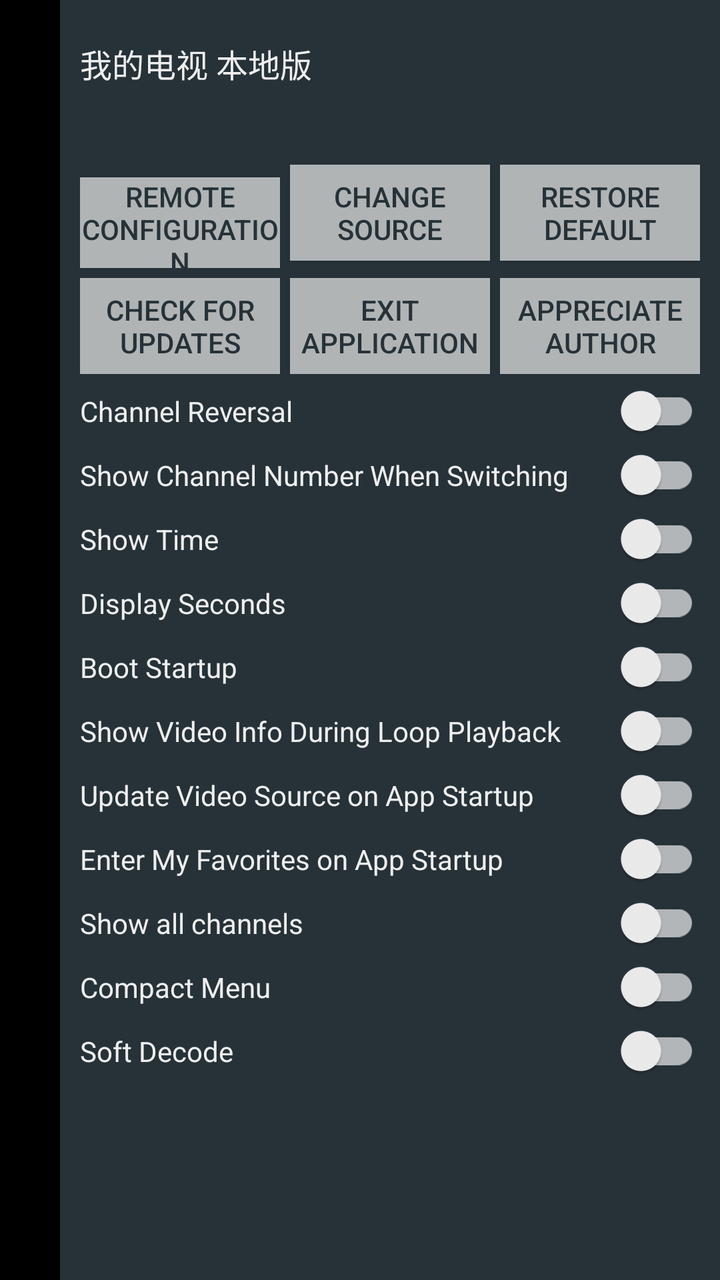
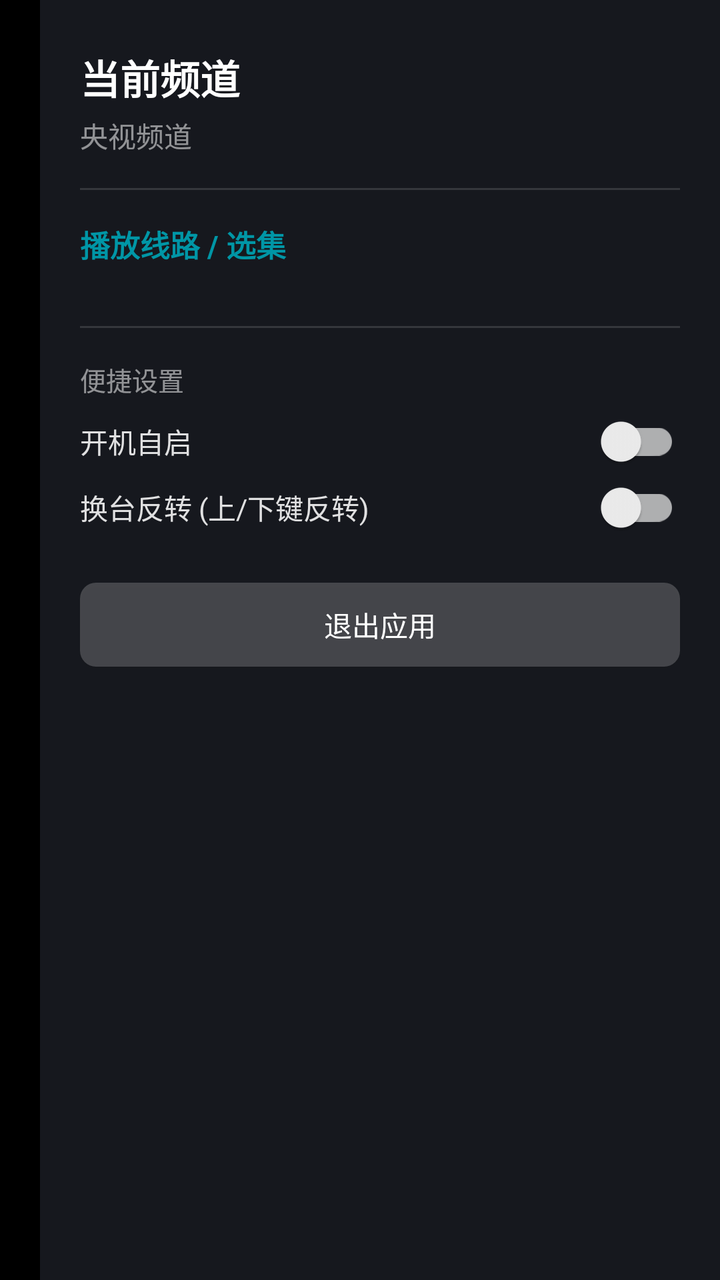

An Android layout rendered at two revisions. The XML below is the earlier revision; the diff shows what the commit changed to produce the second picture.
<!-- AndroidManifest.xml: application theme Theme.MyTV0 -->
<!-- res/layout/setting.xml -->
<?xml version="1.0" encoding="utf-8"?>
<LinearLayout xmlns:android="http://schemas.android.com/apk/res/android"
    xmlns:app="http://schemas.android.com/apk/res-auto"
    android:id="@+id/setting"
    android:layout_width="match_parent"
    android:layout_height="match_parent"
    android:clickable="true"
    android:focusable="false"
    android:gravity="end"
    >
    <ScrollView
        android:id="@+id/container"
        android:layout_width="wrap_content"
        android:layout_height="match_parent"
        android:fillViewport="true"
        >
    <LinearLayout
        android:id="@+id/content"
        android:layout_width="330dp"
        android:layout_height="wrap_content"
        android:orientation="vertical"
        android:paddingTop="20dp"
        android:paddingLeft="10dp"
        android:paddingRight="10dp"
        android:background="@color/blur"
        >
        <LinearLayout
            android:layout_width="match_parent"
            android:layout_height="wrap_content"
            android:orientation="horizontal"
            >
            <androidx.appcompat.widget.AppCompatTextView
                android:id="@+id/name"
                android:layout_width="wrap_content"
                android:layout_height="wrap_content"
                android:textColor="@color/title_blur"
                android:text="@string/app_name"
                android:textSize="16sp"
                android:layout_gravity="bottom" />
            <androidx.appcompat.widget.AppCompatTextView
                android:id="@+id/version_name"
                android:layout_width="wrap_content"
                android:layout_height="wrap_content"
                android:textColor="@color/description_blur"
                android:text=""
                android:textSize="14sp"
                android:layout_gravity="bottom"
                android:layout_marginStart="8dp" />
        </LinearLayout>

        <androidx.appcompat.widget.AppCompatTextView
            android:id="@+id/version"
            android:layout_width="wrap_content"
            android:layout_height="wrap_content"
            android:layout_marginTop="10dp"
            android:layout_marginBottom="10dp"
            android:textColor="@color/title_blur"
            android:text=""
            android:textSize="14sp"
            />

        <LinearLayout
            android:layout_width="match_parent"
            android:layout_height="wrap_content"
            android:orientation="horizontal"
            >
            <androidx.appcompat.widget.AppCompatButton
                android:id="@+id/remote_settings"
                android:layout_width="100dp"
                android:layout_height="wrap_content"
                android:background="@color/description_blur"
                android:textColor="@color/blur"
                android:layout_marginEnd="5dp"
                android:textSize="14sp"
                android:text="@string/server" />
            <androidx.appcompat.widget.AppCompatButton
                android:id="@+id/confirm_config"
                android:layout_width="100dp"
                android:layout_height="wrap_content"
                android:background="@color/description_blur"
                android:textColor="@color/blur"
                android:layout_marginEnd="5dp"
                android:textSize="14sp"
                android:text="@string/channels" />
            <androidx.appcompat.widget.AppCompatButton
                android:id="@+id/clear"
                android:layout_width="100dp"
                android:layout_height="wrap_content"
                android:background="@color/description_blur"
                android:textColor="@color/blur"
                android:layout_marginEnd="5dp"
                android:text="@string/clear"
                android:textSize="14sp"
                />
        </LinearLayout>

        <LinearLayout
            android:layout_width="match_parent"
            android:layout_height="wrap_content"
            android:layout_marginTop="5dp"
            android:orientation="horizontal"
            >
            <androidx.appcompat.widget.AppCompatButton
                android:id="@+id/check_version"
                android:layout_width="100dp"
                android:layout_height="wrap_content"
                android:background="@color/description_blur"
                android:textColor="@color/blur"
                android:layout_marginEnd="5dp"
                android:textSize="14sp"
                android:text="@string/check_version"
                />
            <androidx.appcompat.widget.AppCompatButton
                android:id="@+id/exit"
                android:layout_width="100dp"
                android:layout_height="wrap_content"
                android:background="@color/description_blur"
                android:textColor="@color/blur"
                android:layout_marginEnd="5dp"
                android:text="@string/exit"
                android:textSize="14sp"
                />
            <androidx.appcompat.widget.AppCompatButton
                android:id="@+id/appreciate"
                android:layout_width="100dp"
                android:layout_height="wrap_content"
                android:background="@color/description_blur"
                android:textColor="@color/blur"
                android:layout_marginEnd="5dp"
                android:text="@string/appreciate"
                android:textSize="14sp"
                />
        </LinearLayout>

        <androidx.appcompat.widget.SwitchCompat
            android:id="@+id/switch_channel_reversal"
            android:text="@string/title_channel_reversal"
            android:textColor="@color/title_blur"
            android:textSize="14sp"
            android:layout_marginTop="5dp"
            android:layout_width="match_parent"
            android:layout_height="wrap_content"
            app:thumbTint="@color/switch_thumb_color"
            app:trackTint="@color/switch_track_color"
            />
        <androidx.appcompat.widget.SwitchCompat
            android:id="@+id/switch_channel_num"
            android:text="@string/title_channel_num"
            android:textColor="@color/title_blur"
            android:textSize="14sp"
            android:layout_marginTop="5dp"
            android:layout_width="match_parent"
            android:layout_height="wrap_content"
            app:thumbTint="@color/switch_thumb_color"
            app:trackTint="@color/switch_track_color"
            />
        <androidx.appcompat.widget.SwitchCompat
            android:id="@+id/switch_time"
            android:text="@string/title_time"
            android:textColor="@color/title_blur"
            android:textSize="14sp"
            android:layout_marginTop="5dp"
            android:layout_width="match_parent"
            android:layout_height="wrap_content"
            app:thumbTint="@color/switch_thumb_color"
            app:trackTint="@color/switch_track_color"
            />
        <androidx.appcompat.widget.SwitchCompat
            android:id="@+id/switch_display_seconds"
            android:text="@string/display_seconds"
            android:textColor="@color/title_blur"
            android:textSize="14sp"
            android:layout_marginTop="5dp"
            android:layout_width="match_parent"
            android:layout_height="wrap_content"
            app:thumbTint="@color/switch_thumb_color"
            app:trackTint="@color/switch_track_color"
            />
        <androidx.appcompat.widget.SwitchCompat
            android:id="@+id/switch_boot_startup"
            android:text="@string/title_boot_startup"
            android:textColor="@color/title_blur"
            android:layout_marginTop="5dp"
            android:textSize="14sp"
            android:layout_width="match_parent"
            android:layout_height="wrap_content"
            app:thumbTint="@color/switch_thumb_color"
            app:trackTint="@color/switch_track_color"
            />
        <androidx.appcompat.widget.SwitchCompat
            android:id="@+id/switch_repeat_info"
            android:text="@string/title_repeat_info"
            android:textColor="@color/title_blur"
            android:textSize="14sp"
            android:layout_marginTop="5dp"
            android:layout_width="match_parent"
            android:layout_height="wrap_content"
            app:thumbTint="@color/switch_thumb_color"
            app:trackTint="@color/switch_track_color"
            />
        <androidx.appcompat.widget.SwitchCompat
            android:id="@+id/switch_config_auto_load"
            android:text="@string/title_config_auto_load"
            android:textColor="@color/title_blur"
            android:textSize="14sp"
            android:layout_marginTop="5dp"
            android:layout_width="match_parent"
            android:layout_height="wrap_content"
            app:thumbTint="@color/switch_thumb_color"
            app:trackTint="@color/switch_track_color"
            />
        <androidx.appcompat.widget.SwitchCompat
            android:id="@+id/switch_default_like"
            android:text="@string/title_default_like"
            android:textColor="@color/title_blur"
            android:textSize="14sp"
            android:layout_marginTop="5dp"
            android:layout_width="match_parent"
            android:layout_height="wrap_content"
            app:thumbTint="@color/switch_thumb_color"
            app:trackTint="@color/switch_track_color"
            />
        <androidx.appcompat.widget.SwitchCompat
            android:id="@+id/switch_show_all_channels"
            android:text="@string/show_all_channels"
            android:textColor="@color/title_blur"
            android:textSize="14sp"
            android:layout_marginTop="5dp"
            android:layout_width="match_parent"
            android:layout_height="wrap_content"
            app:thumbTint="@color/switch_thumb_color"
            app:trackTint="@color/switch_track_color"
            />
        <androidx.appcompat.widget.SwitchCompat
            android:id="@+id/switch_compact_menu"
            android:text="@string/compact_menu"
            android:textColor="@color/title_blur"
            android:textSize="14sp"
            android:layout_marginTop="5dp"
            android:layout_width="match_parent"
            android:layout_height="wrap_content"
            app:thumbTint="@color/switch_thumb_color"
            app:trackTint="@color/switch_track_color"
            />
        <androidx.appcompat.widget.SwitchCompat
            android:id="@+id/switch_soft_decode"
            android:text="@string/soft_decode"
            android:textColor="@color/title_blur"
            android:textSize="14sp"
            android:layout_marginTop="5dp"
            android:layout_width="match_parent"
            android:layout_height="wrap_content"
            app:thumbTint="@color/switch_thumb_color"
            app:trackTint="@color/switch_track_color"
            />
    </LinearLayout>
    </ScrollView>
</LinearLayout>
<!-- resources referenced by this layout -->
<resources>
  <color name="blur">#FF263238</color>
  <color name="description_blur">#B3EEEEEE</color>
  <color name="title_blur">#FFEEEEEE</color>
  <string name="app_name">我的电视 本地版</string>
  <string name="appreciate">Appreciate Author</string>
  <string name="channels">Change Source</string>
  <string name="check_version">Check for Updates</string>
  <string name="clear">Restore Default</string>
  <string name="compact_menu">Compact Menu</string>
  <string name="display_seconds">Display Seconds</string>
  <string name="exit">Exit Application</string>
  <string name="server">Remote Configuration</string>
  <string name="show_all_channels">Show all channels</string>
  <string name="soft_decode">Soft Decode</string>
  <string name="title_boot_startup">Boot Startup</string>
  <string name="title_channel_num">Show Channel Number When Switching</string>
  <string name="title_channel_reversal">Channel Reversal</string>
  <string name="title_config_auto_load">Update Video Source on App Startup</string>
  <string name="title_default_like">Enter My Favorites on App Startup</string>
  <string name="title_repeat_info">Show Video Info During Loop Playback</string>
  <string name="title_time">Show Time</string>
  <style name="Theme.MyTV0" parent="@style/Theme.AppCompat.NoActionBar">
          <item name="windowNoTitle">true</item>
          <item name="android:windowNoTitle">true</item>
          <item name="android:windowBackground">@color/black</item>
          <item name="android:colorBackground">@color/black</item>
          <item name="android:windowDisablePreview">true</item>
      </style>
  <color name="black">#000</color>
</resources>

<!-- the commit's change to res/layout/setting.xml (unified diff, before → after) -->
@@ -6,253 +6,118 @@
     android:layout_height="match_parent"
     android:clickable="true"
     android:focusable="false"
-    android:gravity="end"
-    >
+    android:gravity="end">
+
     <ScrollView
         android:id="@+id/container"
-        android:layout_width="wrap_content"
+        android:layout_width="340dp"
         android:layout_height="match_parent"
-        android:fillViewport="true"
-        >
-    <LinearLayout
-        android:id="@+id/content"
-        android:layout_width="330dp"
-        android:layout_height="wrap_content"
-        android:orientation="vertical"
-        android:paddingTop="20dp"
-        android:paddingLeft="10dp"
-        android:paddingRight="10dp"
-        android:background="@color/blur"
-        >
+        android:background="#F0181A20"
+        android:fillViewport="true">
+
         <LinearLayout
+            android:id="@+id/content"
             android:layout_width="match_parent"
             android:layout_height="wrap_content"
-            android:orientation="horizontal"
-            >
-            <androidx.appcompat.widget.AppCompatTextView
-                android:id="@+id/name"
-                android:layout_width="wrap_content"
+            android:orientation="vertical"
+            android:paddingStart="20dp"
+            android:paddingTop="24dp"
+            android:paddingEnd="20dp"
+            android:paddingBottom="24dp">
+
+            
+            <TextView
+                android:id="@+id/channel_title"
+                android:layout_width="match_parent"
                 android:layout_height="wrap_content"
-                android:textColor="@color/title_blur"
-                android:text="@string/app_name"
-                android:textSize="16sp"
-                android:layout_gravity="bottom" />
-            <androidx.appcompat.widget.AppCompatTextView
-                android:id="@+id/version_name"
-                android:layout_width="wrap_content"
+                android:text="当前频道"
+                android:textColor="#FFFFFF"
+                android:textSize="20sp"
+                android:textStyle="bold" />
+
+            <TextView
+                android:id="@+id/channel_group"
+                android:layout_width="match_parent"
                 android:layout_height="wrap_content"
-                android:textColor="@color/description_blur"
-                android:text=""
+                android:layout_marginTop="4dp"
+                android:text="央视频道"
+                android:textColor="#88FFFFFF"
+                android:textSize="14sp" />
+
+            
+            <View
+                android:layout_width="match_parent"
+                android:layout_height="1dp"
+                android:layout_marginTop="16dp"
+                android:layout_marginBottom="16dp"
+                android:background="#22FFFFFF" />
+
+            
+            <TextView
+                android:id="@+id/source_section_title"
+                android:layout_width="match_parent"
+                android:layout_height="wrap_content"
+                android:text="播放线路 / 选集"
+                android:textColor="@color/focus"
+                android:textSize="15sp"
+                android:textStyle="bold" />
+
+            
+            <LinearLayout
+                android:id="@+id/source_list_container"
+                android:layout_width="match_parent"
+                android:layout_height="wrap_content"
+                android:layout_marginTop="10dp"
+                android:orientation="vertical" />
+
+            
+            <View
+                android:layout_width="match_parent"
+                android:layout_height="1dp"
+                android:layout_marginTop="20dp"
+                android:layout_marginBottom="16dp"
+                android:background="#22FFFFFF" />
+
+            
+            <TextView
+                android:layout_width="match_parent"
+                android:layout_height="wrap_content"
+                android:text="便捷设置"
+                android:textColor="#88FFFFFF"
+                android:textSize="13sp" />
+
+            <androidx.appcompat.widget.SwitchCompat
+                android:id="@+id/switch_boot_startup"
+                android:layout_width="match_parent"
+                android:layout_height="wrap_content"
+                android:layout_marginTop="8dp"
+                android:text="开机自启"
+                android:textColor="#DDFFFFFF"
                 android:textSize="14sp"
-                android:layout_gravity="bottom"
-                android:layout_marginStart="8dp" />
+                app:thumbTint="@color/switch_thumb_color"
+                app:trackTint="@color/switch_track_color" />
+
+            <androidx.appcompat.widget.SwitchCompat
+                android:id="@+id/switch_channel_reversal"
+                android:layout_width="match_parent"
+                android:layout_height="wrap_content"
+                android:layout_marginTop="6dp"
+                android:text="换台反转 (上/下键反转)"
+                android:textColor="#DDFFFFFF"
+                android:textSize="14sp"
+                app:thumbTint="@color/switch_thumb_color"
+                app:trackTint="@color/switch_track_color" />
+
+            <Button
+                android:id="@+id/btn_exit"
+                android:layout_width="match_parent"
+                android:layout_height="42dp"
+                android:layout_marginTop="24dp"
+                android:background="@drawable/button_background"
+                android:text="退出应用"
+                android:textColor="#FFFFFF"
+                android:textSize="14sp" />
+
         </LinearLayout>
-
-        <androidx.appcompat.widget.AppCompatTextView
-            android:id="@+id/version"
-            android:layout_width="wrap_content"
-            android:layout_height="wrap_content"
-            android:layout_marginTop="10dp"
-            android:layout_marginBottom="10dp"
-            android:textColor="@color/title_blur"
-            android:text=""
-            android:textSize="14sp"
-            />
-
-        <LinearLayout
-            android:layout_width="match_parent"
-            android:layout_height="wrap_content"
-            android:orientation="horizontal"
-            >
-            <androidx.appcompat.widget.AppCompatButton
-                android:id="@+id/remote_settings"
-                android:layout_width="100dp"
-                android:layout_height="wrap_content"
-                android:background="@color/description_blur"
-                android:textColor="@color/blur"
-                android:layout_marginEnd="5dp"
-                android:textSize="14sp"
-                android:text="@string/server" />
-            <androidx.appcompat.widget.AppCompatButton
-                android:id="@+id/confirm_config"
-                android:layout_width="100dp"
-                android:layout_height="wrap_content"
-                android:background="@color/description_blur"
-                android:textColor="@color/blur"
-                android:layout_marginEnd="5dp"
-                android:textSize="14sp"
-                android:text="@string/channels" />
-            <androidx.appcompat.widget.AppCompatButton
-                android:id="@+id/clear"
-                android:layout_width="100dp"
-                android:layout_height="wrap_content"
-                android:background="@color/description_blur"
-                android:textColor="@color/blur"
-                android:layout_marginEnd="5dp"
-                android:text="@string/clear"
-                android:textSize="14sp"
-                />
-        </LinearLayout>
-
-        <LinearLayout
-            android:layout_width="match_parent"
-            android:layout_height="wrap_content"
-            android:layout_marginTop="5dp"
-            android:orientation="horizontal"
-            >
-            <androidx.appcompat.widget.AppCompatButton
-                android:id="@+id/check_version"
-                android:layout_width="100dp"
-                android:layout_height="wrap_content"
-                android:background="@color/description_blur"
-                android:textColor="@color/blur"
-                android:layout_marginEnd="5dp"
-                android:textSize="14sp"
-                android:text="@string/check_version"
-                />
-            <androidx.appcompat.widget.AppCompatButton
-                android:id="@+id/exit"
-                android:layout_width="100dp"
-                android:layout_height="wrap_content"
-                android:background="@color/description_blur"
-                android:textColor="@color/blur"
-                android:layout_marginEnd="5dp"
-                android:text="@string/exit"
-                android:textSize="14sp"
-                />
-            <androidx.appcompat.widget.AppCompatButton
-                android:id="@+id/appreciate"
-                android:layout_width="100dp"
-                android:layout_height="wrap_content"
-                android:background="@color/description_blur"
-                android:textColor="@color/blur"
-                android:layout_marginEnd="5dp"
-                android:text="@string/appreciate"
-                android:textSize="14sp"
-                />
-        </LinearLayout>
-
-        <androidx.appcompat.widget.SwitchCompat
-            android:id="@+id/switch_channel_reversal"
-            android:text="@string/title_channel_reversal"
-            android:textColor="@color/title_blur"
-            android:textSize="14sp"
-            android:layout_marginTop="5dp"
-            android:layout_width="match_parent"
-            android:layout_height="wrap_content"
-            app:thumbTint="@color/switch_thumb_color"
-            app:trackTint="@color/switch_track_color"
-            />
-        <androidx.appcompat.widget.SwitchCompat
-            android:id="@+id/switch_channel_num"
-            android:text="@string/title_channel_num"
-            android:textColor="@color/title_blur"
-            android:textSize="14sp"
-            android:layout_marginTop="5dp"
-            android:layout_width="match_parent"
-            android:layout_height="wrap_content"
-            app:thumbTint="@color/switch_thumb_color"
-            app:trackTint="@color/switch_track_color"
-            />
-        <androidx.appcompat.widget.SwitchCompat
-            android:id="@+id/switch_time"
-            android:text="@string/title_time"
-            android:textColor="@color/title_blur"
-            android:textSize="14sp"
-            android:layout_marginTop="5dp"
-            android:layout_width="match_parent"
-            android:layout_height="wrap_content"
-            app:thumbTint="@color/switch_thumb_color"
-            app:trackTint="@color/switch_track_color"
-            />
-        <androidx.appcompat.widget.SwitchCompat
-            android:id="@+id/switch_display_seconds"
-            android:text="@string/display_seconds"
-            android:textColor="@color/title_blur"
-            android:textSize="14sp"
-            android:layout_marginTop="5dp"
-            android:layout_width="match_parent"
-            android:layout_height="wrap_content"
-            app:thumbTint="@color/switch_thumb_color"
-            app:trackTint="@color/switch_track_color"
-            />
-        <androidx.appcompat.widget.SwitchCompat
-            android:id="@+id/switch_boot_startup"
-            android:text="@string/title_boot_startup"
-            android:textColor="@color/title_blur"
-            android:layout_marginTop="5dp"
-            android:textSize="14sp"
-            android:layout_width="match_parent"
-            android:layout_height="wrap_content"
-            app:thumbTint="@color/switch_thumb_color"
-            app:trackTint="@color/switch_track_color"
-            />
-        <androidx.appcompat.widget.SwitchCompat
-            android:id="@+id/switch_repeat_info"
-            android:text="@string/title_repeat_info"
-            android:textColor="@color/title_blur"
-            android:textSize="14sp"
-            android:layout_marginTop="5dp"
-            android:layout_width="match_parent"
-            android:layout_height="wrap_content"
-            app:thumbTint="@color/switch_thumb_color"
-            app:trackTint="@color/switch_track_color"
-            />
-        <androidx.appcompat.widget.SwitchCompat
-            android:id="@+id/switch_config_auto_load"
-            android:text="@string/title_config_auto_load"
-            android:textColor="@color/title_blur"
-            android:textSize="14sp"
-            android:layout_marginTop="5dp"
-            android:layout_width="match_parent"
-            android:layout_height="wrap_content"
-            app:thumbTint="@color/switch_thumb_color"
-            app:trackTint="@color/switch_track_color"
-            />
-        <androidx.appcompat.widget.SwitchCompat
-            android:id="@+id/switch_default_like"
-            android:text="@string/title_default_like"
-            android:textColor="@color/title_blur"
-            android:textSize="14sp"
-            android:layout_marginTop="5dp"
-            android:layout_width="match_parent"
-            android:layout_height="wrap_content"
-            app:thumbTint="@color/switch_thumb_color"
-            app:trackTint="@color/switch_track_color"
-            />
-        <androidx.appcompat.widget.SwitchCompat
-            android:id="@+id/switch_show_all_channels"
-            android:text="@string/show_all_channels"
-            android:textColor="@color/title_blur"
-            android:textSize="14sp"
-            android:layout_marginTop="5dp"
-            android:layout_width="match_parent"
-            android:layout_height="wrap_content"
-            app:thumbTint="@color/switch_thumb_color"
-            app:trackTint="@color/switch_track_color"
-            />
-        <androidx.appcompat.widget.SwitchCompat
-            android:id="@+id/switch_compact_menu"
-            android:text="@string/compact_menu"
-            android:textColor="@color/title_blur"
-            android:textSize="14sp"
-            android:layout_marginTop="5dp"
-            android:layout_width="match_parent"
-            android:layout_height="wrap_content"
-            app:thumbTint="@color/switch_thumb_color"
-            app:trackTint="@color/switch_track_color"
-            />
-        <androidx.appcompat.widget.SwitchCompat
-            android:id="@+id/switch_soft_decode"
-            android:text="@string/soft_decode"
-            android:textColor="@color/title_blur"
-            android:textSize="14sp"
-            android:layout_marginTop="5dp"
-            android:layout_width="match_parent"
-            android:layout_height="wrap_content"
-            app:thumbTint="@color/switch_thumb_color"
-            app:trackTint="@color/switch_track_color"
-            />
-    </LinearLayout>
     </ScrollView>
 </LinearLayout>
<!-- resource entries referenced after the edit -->
@@ -1,26 +1,22 @@
 <!-- resources referenced by this layout -->
 <resources>
-  <color name="blur">#FF263238</color>
-  <color name="description_blur">#B3EEEEEE</color>
-  <color name="title_blur">#FFEEEEEE</color>
-  <string name="app_name">我的电视 本地版</string>
-  <string name="appreciate">Appreciate Author</string>
-  <string name="channels">Change Source</string>
-  <string name="check_version">Check for Updates</string>
-  <string name="clear">Restore Default</string>
-  <string name="compact_menu">Compact Menu</string>
-  <string name="display_seconds">Display Seconds</string>
-  <string name="exit">Exit Application</string>
-  <string name="server">Remote Configuration</string>
-  <string name="show_all_channels">Show all channels</string>
-  <string name="soft_decode">Soft Decode</string>
-  <string name="title_boot_startup">Boot Startup</string>
-  <string name="title_channel_num">Show Channel Number When Switching</string>
-  <string name="title_channel_reversal">Channel Reversal</string>
-  <string name="title_config_auto_load">Update Video Source on App Startup</string>
-  <string name="title_default_like">Enter My Favorites on App Startup</string>
-  <string name="title_repeat_info">Show Video Info During Loop Playback</string>
-  <string name="title_time">Show Time</string>
+  <color name="focus">#0096A6</color>
+  <!-- drawable button_background (drawable) -->
+  <?xml version="1.0" encoding="utf-8"?>
+  <selector xmlns:android="http://schemas.android.com/apk/res/android">
+      <item android:state_focused="true">
+          <shape android:shape="rectangle">
+              <corners android:radius="8dp" />
+              <solid android:color="#D32F2F" />
+          </shape>
+      </item>
+      <item>
+          <shape android:shape="rectangle">
+              <corners android:radius="8dp" />
+              <solid android:color="#33FFFFFF" />
+          </shape>
+      </item>
+  </selector>
   <style name="Theme.MyTV0" parent="@style/Theme.AppCompat.NoActionBar">
           <item name="windowNoTitle">true</item>
           <item name="android:windowNoTitle">true</item>
